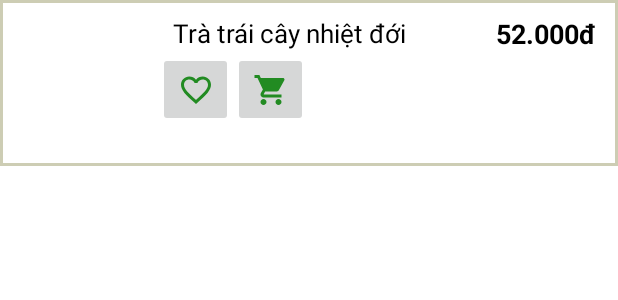
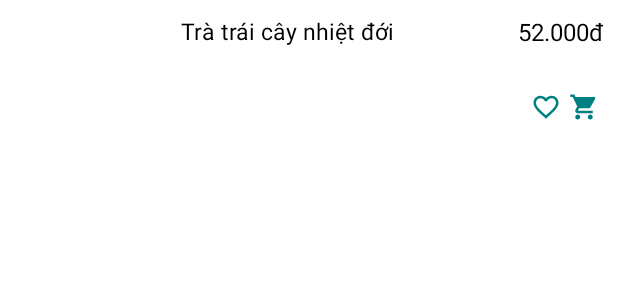
Before and after one commit to phamhuynhquocduy/Coffee-System, an Android app: the layout layout_product_item.xml on its own in the app's theme, with its tools: preview values and no code run, on a phone screen of 412 x 824 dp. Shown: the top 300 px of the screen. Run offline under Robolectric (Android 15) with nearby library versions, the phone set to English and light mode, and no system bars.

Commit message:
fix layout show list coffee

```diff
--- a/app/src/main/res/drawable/custom_border_item.xml
+++ b/app/src/main/res/drawable/custom_border_item.xml
@@ -5,12 +5,7 @@
     <solid
         android:color="@color/white">
     </solid>
-    <size
-        android:width="100sp"
-        android:height="100sp">
-    </size>
-    <stroke
-        android:width="2sp"
-        android:color="#CDCDB4">
-    </stroke>
+    <corners
+        android:radius="20dp">
+    </corners>
 </shape>
--- a/app/src/main/res/drawable/custom_search.xml
+++ b/app/src/main/res/drawable/custom_search.xml
@@ -3,13 +3,10 @@
 
     <stroke
         android:width="0.5dp"
-        android:color="#000000" />
+        android:color="#008080" />
 
     <solid android:color="#33FFFFFF" />
 
     <corners
-        android:bottomLeftRadius="8dp"
-        android:bottomRightRadius="8dp"
-        android:topLeftRadius="8dp"
-        android:topRightRadius="8dp" />
+        android:radius="8dp" />
 </shape>
--- a/app/src/main/res/drawable/ic_baseline_favorite_border_24.xml
+++ b/app/src/main/res/drawable/ic_baseline_favorite_border_24.xml
@@ -1,5 +1,5 @@
-<vector android:height="24dp" android:tint="#228B22"
+<vector android:height="20dp" android:tint="#008080"
     android:viewportHeight="24" android:viewportWidth="24"
-    android:width="24dp" xmlns:android="http://schemas.android.com/apk/res/android">
-    <path android:fillColor="@android:color/white" android:pathData="M16.5,3c-1.74,0 -3.41,0.81 -4.5,2.09C10.91,3.81 9.24,3 7.5,3 4.42,3 2,5.42 2,8.5c0,3.78 3.4,6.86 8.55,11.54L12,21.35l1.45,-1.32C18.6,15.36 22,12.28 22,8.5 22,5.42 19.58,3 16.5,3zM12.1,18.55l-0.1,0.1 -0.1,-0.1C7.14,14.24 4,11.39 4,8.5 4,6.5 5.5,5 7.5,5c1.54,0 3.04,0.99 3.57,2.36h1.87C13.46,5.99 14.96,5 16.5,5c2,0 3.5,1.5 3.5,3.5 0,2.89 -3.14,5.74 -7.9,10.05z"/>
+    android:width="20dp" xmlns:android="http://schemas.android.com/apk/res/android">
+    <path android:fillColor="@color/white" android:pathData="M16.5,3c-1.74,0 -3.41,0.81 -4.5,2.09C10.91,3.81 9.24,3 7.5,3 4.42,3 2,5.42 2,8.5c0,3.78 3.4,6.86 8.55,11.54L12,21.35l1.45,-1.32C18.6,15.36 22,12.28 22,8.5 22,5.42 19.58,3 16.5,3zM12.1,18.55l-0.1,0.1 -0.1,-0.1C7.14,14.24 4,11.39 4,8.5 4,6.5 5.5,5 7.5,5c1.54,0 3.04,0.99 3.57,2.36h1.87C13.46,5.99 14.96,5 16.5,5c2,0 3.5,1.5 3.5,3.5 0,2.89 -3.14,5.74 -7.9,10.05z"/>
 </vector>
--- a/app/src/main/res/drawable/ic_baseline_shopping_cart_24.xml
+++ b/app/src/main/res/drawable/ic_baseline_shopping_cart_24.xml
@@ -1,5 +1,5 @@
-<vector android:height="24dp" android:tint="#228B22"
+<vector android:height="20dp" android:tint="#008080"
     android:viewportHeight="24" android:viewportWidth="24"
-    android:width="24dp" xmlns:android="http://schemas.android.com/apk/res/android">
+    android:width="20dp" xmlns:android="http://schemas.android.com/apk/res/android">
     <path android:fillColor="@android:color/white" android:pathData="M7,18c-1.1,0 -1.99,0.9 -1.99,2S5.9,22 7,22s2,-0.9 2,-2 -0.9,-2 -2,-2zM1,2v2h2l3.6,7.59 -1.35,2.45c-0.16,0.28 -0.25,0.61 -0.25,0.96 0,1.1 0.9,2 2,2h12v-2L7.42,15c-0.14,0 -0.25,-0.11 -0.25,-0.25l0.03,-0.12 0.9,-1.63h7.45c0.75,0 1.41,-0.41 1.75,-1.03l3.58,-6.49c0.08,-0.14 0.12,-0.31 0.12,-0.48 0,-0.55 -0.45,-1 -1,-1L5.21,4l-0.94,-2L1,2zM17,18c-1.1,0 -1.99,0.9 -1.99,2s0.89,2 1.99,2 2,-0.9 2,-2 -0.9,-2 -2,-2z"/>
 </vector>
--- a/app/src/main/res/drawable/ic_baseline_shopping_cart_24_black.xml
+++ b/app/src/main/res/drawable/ic_baseline_shopping_cart_24_black.xml
@@ -1,6 +1,6 @@
 <vector xmlns:android="http://schemas.android.com/apk/res/android"
-    android:width="24dp"
-    android:height="24dp"
+    android:width="25dp"
+    android:height="25dp"
     android:viewportWidth="24"
     android:viewportHeight="24"
     android:tint="?attr/colorControlNormal">
--- a/app/src/main/res/drawable/ic_baseline_tune_24_black.xml
+++ b/app/src/main/res/drawable/ic_baseline_tune_24_black.xml
@@ -1,6 +1,6 @@
 <vector xmlns:android="http://schemas.android.com/apk/res/android"
-    android:width="24dp"
-    android:height="24dp"
+    android:width="25dp"
+    android:height="25dp"
     android:viewportWidth="24"
     android:viewportHeight="24"
     android:tint="?attr/colorControlNormal">
--- a/app/src/main/res/layout/fragment_home.xml
+++ b/app/src/main/res/layout/fragment_home.xml
@@ -13,21 +13,23 @@
         android:layout_height="wrap_content"
         android:background="?attr/colorPrimary"
         android:gravity="center"
-        app:title=""
         android:minHeight="?attr/actionBarSize"
         android:theme="?attr/actionBarTheme"
-        app:menu="@menu/home_menu">
+        app:menu="@menu/home_menu"
+        app:title="">
 
         <androidx.appcompat.widget.SearchView
             android:id="@+id/search_bar"
+            style="@style/ThemeOverlay.SearchView"
             android:layout_width="wrap_content"
             android:layout_height="wrap_content"
-            android:layout_marginRight="24dp"
+            android:layout_gravity="center"
+            android:layout_marginRight="10dp"
+            android:layout_marginTop="10dp"
+            android:layout_marginBottom="10dp"
+            android:background="@drawable/custom_search"
             app:iconifiedByDefault="false"
-            android:layout_gravity="center"
-            android:background="@drawable/custom_search"
-            style="@style/ThemeOverlay.SearchView"
-            app:queryBackground="@null"/>
+            app:queryBackground="@null" />
     </androidx.appcompat.widget.Toolbar>
 
     <androidx.recyclerview.widget.RecyclerView
--- a/app/src/main/res/layout/layout_product_item.xml
+++ b/app/src/main/res/layout/layout_product_item.xml
@@ -8,66 +8,76 @@
     android:background="@drawable/custom_border_item">
         <ImageView
             android:id="@+id/img_product"
-            android:layout_width="100sp"
-            android:layout_height="100sp"
-            android:layout_marginLeft="5sp"
-            android:layout_marginTop="5sp"
-            android:layout_marginBottom="5sp"
+            android:layout_width="100dp"
+            android:layout_height="100dp"
+            android:layout_marginLeft="5dp"
+            android:layout_marginTop="5dp"
+            android:layout_marginBottom="5dp"
+            android:layout_marginRight="5dp"
+            android:scaleType="fitXY"
             android:background="@drawable/custom_product_item">
         </ImageView>
         <LinearLayout
             android:layout_width="match_parent"
-            android:layout_height="wrap_content"
-            android:orientation="vertical">
+            android:layout_height="match_parent"
+            android:orientation="vertical"
+            android:layout_weight="4">
             <LinearLayout
                 android:layout_width="match_parent"
                 android:layout_height="wrap_content"
-                android:layout_marginLeft="10sp"
-                android:layout_marginTop="10sp"
+                android:layout_marginLeft="10dp"
+                android:layout_marginTop="10dp"
+                android:layout_weight="3"
                 android:orientation="horizontal">
                 <LinearLayout
-                    android:layout_width="wrap_content"
-                    android:layout_height="wrap_content">
+                    android:layout_width="match_parent"
+                    android:layout_height="wrap_content"
+                    android:layout_weight="1">
                     <TextView
                         android:id="@+id/tv_name"
                         android:layout_width="wrap_content"
                         android:layout_height="wrap_content"
                         android:text="Trà trái cây nhiệt đới"
-                        android:textSize="17sp"
+                        android:textSize="15sp"
                         android:textColor="@color/black">
                     </TextView>
                 </LinearLayout>
                 <LinearLayout
-                    android:layout_width="wrap_content"
+                    android:layout_width="match_parent"
                     android:layout_height="wrap_content"
-                    android:layout_marginRight="10sp"
-                    android:layout_marginLeft="60sp">
+                    android:layout_weight="2">
                     <TextView
                         android:id="@+id/tv_price"
-                        android:layout_width="wrap_content"
+                        android:layout_width="match_parent"
                         android:layout_height="wrap_content"
                         android:text="52.000đ"
-                        android:textSize="18sp"
-                        android:textColor="@color/black"
-                        android:textStyle="bold">
+                        android:textSize="16sp"
+                        android:layout_marginRight="10dp"
+                        android:textAlignment="textEnd"
+                        android:textColor="@color/black">
                     </TextView>
                 </LinearLayout>
             </LinearLayout>
             <LinearLayout
-                android:layout_width="wrap_content"
+                android:layout_width="match_parent"
                 android:layout_height="wrap_content"
-                android:orientation="horizontal">
+                android:orientation="horizontal"
+                android:gravity="end"
+                android:layout_weight="3">
                 <ImageButton
                     android:id="@+id/imgbtn_favorite"
-                    android:layout_width="50dp"
-                    android:layout_height="50dp"
+                    android:layout_width="25dp"
+                    android:layout_height="25dp"
+                    android:background="@color/white"
                     android:src="@drawable/ic_baseline_favorite_border_24">
                 </ImageButton>
                 <ImageButton
                     android:id="@+id/imgbtn_cart"
-                    android:layout_width="50dp"
-                    android:layout_height="50dp"
-                    android:src="@drawable/ic_baseline_shopping_cart_24">
+                    android:layout_width="25dp"
+                    android:layout_height="25dp"
+                    android:background="@color/white"
+                    android:src="@drawable/ic_baseline_shopping_cart_24"
+                    android:layout_marginRight="10dp">
                 </ImageButton>
             </LinearLayout>
         </LinearLayout>
--- a/app/src/main/res/values-night/themes.xml
+++ b/app/src/main/res/values-night/themes.xml
@@ -2,8 +2,8 @@
     <!-- Base application theme. -->
     <style name="Theme.CoffeeSystem" parent="Theme.MaterialComponents.DayNight.DarkActionBar">
         <!-- Primary brand color. -->
-        <item name="colorPrimary">@color/purple_200</item>
-        <item name="colorPrimaryVariant">@color/purple_700</item>
+        <item name="colorPrimary">@color/DarkCyan</item>
+        <item name="colorPrimaryVariant">@color/Cyan</item>
         <item name="colorOnPrimary">@color/black</item>
         <!-- Secondary brand color. -->
         <item name="colorSecondary">@color/teal_200</item>
--- a/app/src/main/res/values/colors.xml
+++ b/app/src/main/res/values/colors.xml
@@ -7,4 +7,6 @@
     <color name="teal_700">#FF018786</color>
     <color name="black">#FF000000</color>
     <color name="white">#FFFFFFFF</color>
+    <color name="DarkCyan">#008080</color>
+    <color name="Cyan">#00CCCC</color>
 </resources>
--- a/app/src/main/res/values/themes.xml
+++ b/app/src/main/res/values/themes.xml
@@ -2,8 +2,8 @@
     <!-- Base application theme. -->
     <style name="Theme.CoffeeSystem" parent="Theme.MaterialComponents.DayNight.DarkActionBar">
         <!-- Primary brand color. -->
-        <item name="colorPrimary">@color/purple_500</item>
-        <item name="colorPrimaryVariant">@color/purple_700</item>
+        <item name="colorPrimary">@color/DarkCyan</item>
+        <item name="colorPrimaryVariant">@color/Cyan</item>
         <item name="colorOnPrimary">@color/white</item>
         <!-- Secondary brand color. -->
         <item name="colorSecondary">@color/teal_200</item>
```
